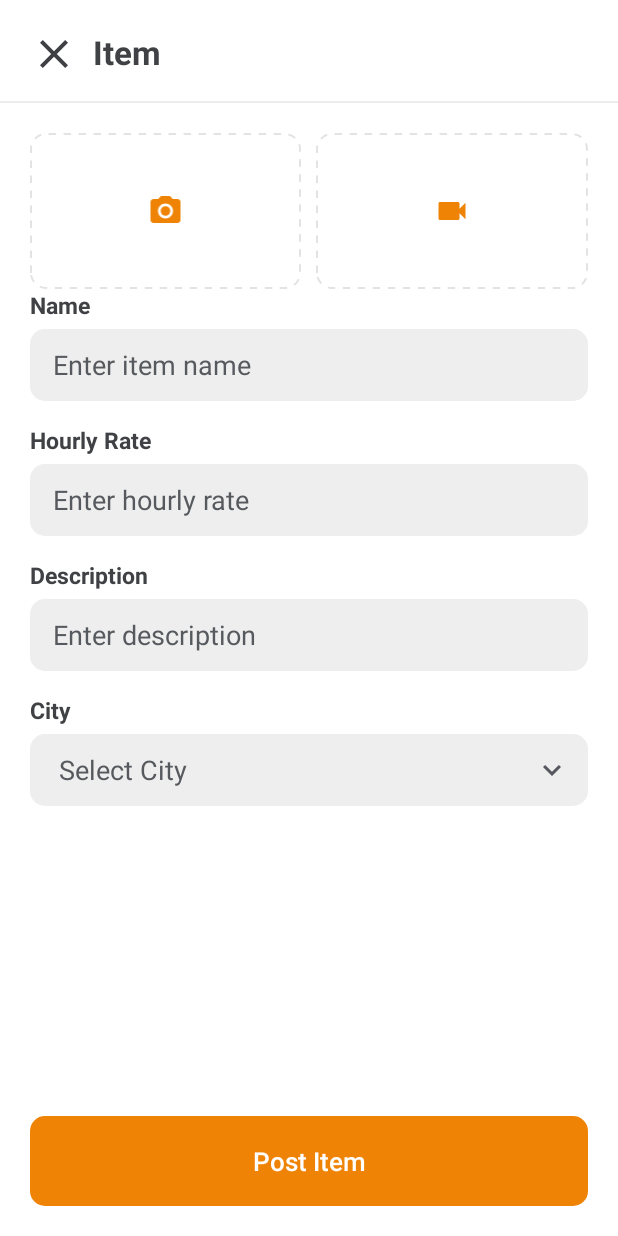
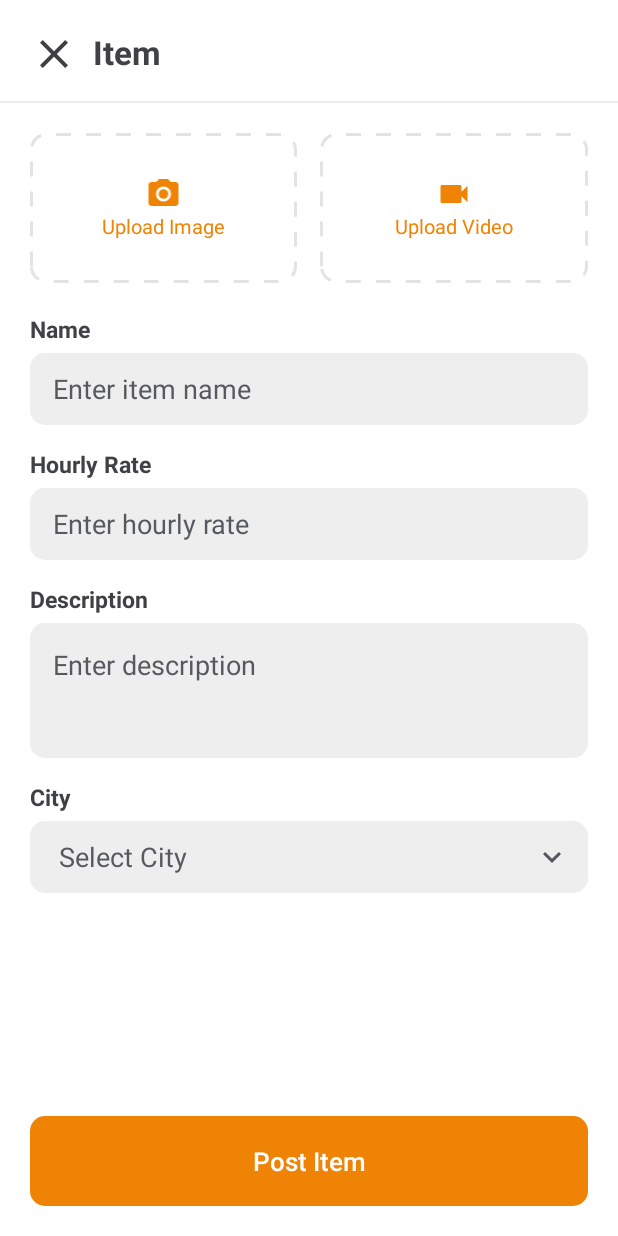
Before and after one commit to aybeedee/spot-it, an Android app: the PostItem screen opened directly, with no data from a screen before it, on a phone screen of 412 x 824 dp. Run offline under Robolectric (Android 15) with nearby library versions, the phone set to English and light mode, and no system bars.

Commit message:
design improvements in profile, item details and post item pages

```diff
--- a/app/src/main/res/drawable/dashed_border.xml
+++ b/app/src/main/res/drawable/dashed_border.xml
@@ -4,9 +4,9 @@
             <solid android:color="#ffffff" />
             <corners  android:radius="10dp"/>
             <stroke
-                android:dashGap="5dp"
-                android:dashWidth="5dp"
-                android:width="1dp"
+                android:dashGap="10dp"
+                android:dashWidth="10dp"
+                android:width="2dp"
                 android:color="#E3E3E3" />
             <padding
                 android:bottom="5dp"
--- a/app/src/main/res/layout/activity_post_item.xml
+++ b/app/src/main/res/layout/activity_post_item.xml
@@ -56,15 +56,21 @@
         android:layout_height="wrap_content"
         android:orientation="horizontal"
         android:paddingLeft="20dp"
-        android:paddingRight="20dp">
+        android:paddingRight="20dp"
+        android:layout_marginBottom="20dp">
 
         <FrameLayout
             android:layout_width="0dp"
-            android:layout_height="match_parent"
-            android:padding="40dp"
+            android:layout_height="100dp"
             android:background="@drawable/dashed_border"
             android:layout_weight="1"
-            android:layout_marginRight="10dp">
+            android:layout_marginRight="15dp">
+
+            <LinearLayout
+                android:layout_width="wrap_content"
+                android:layout_height="wrap_content"
+                android:orientation="vertical"
+                android:layout_gravity="center">
 
                 <ImageView
                     android:layout_width="match_parent"
@@ -72,21 +78,43 @@
                     android:src="@drawable/ic_camera"
                     app:tint="@color/primary_orange" />
 
+                <TextView
+                    android:layout_width="match_parent"
+                    android:layout_height="match_parent"
+                    android:text="Upload Image"
+                    android:textSize="13sp"
+                    android:textColor="@color/primary_orange" />
+
+            </LinearLayout>
 
         </FrameLayout>
 
         <FrameLayout
             android:layout_width="0dp"
-            android:layout_height="match_parent"
-            android:padding="40dp"
+            android:layout_height="100dp"
             android:background="@drawable/dashed_border"
             android:layout_weight="1">
+
+            <LinearLayout
+                android:layout_width="wrap_content"
+                android:layout_height="wrap_content"
+                android:orientation="vertical"
+                android:layout_gravity="center">
 
                 <ImageView
                     android:layout_width="match_parent"
                     android:layout_height="match_parent"
                     android:src="@drawable/ic_video"
                     app:tint="@color/primary_orange" />
+
+                <TextView
+                    android:layout_width="match_parent"
+                    android:layout_height="match_parent"
+                    android:text="Upload Video"
+                    android:textSize="13sp"
+                    android:textColor="@color/primary_orange" />
+
+            </LinearLayout>
 
         </FrameLayout>
 
@@ -134,7 +162,8 @@
         android:paddingLeft="15dp"
         android:layout_marginBottom="15dp"
         android:layout_marginLeft="20dp"
-        android:layout_marginRight="20dp" />
+        android:layout_marginRight="20dp"
+        android:inputType="number" />
 
     <TextView
         android:layout_width="match_parent"
@@ -149,13 +178,15 @@
 
     <EditText
         android:layout_width="match_parent"
-        android:layout_height="48dp"
+        android:layout_height="90dp"
         android:hint="Enter description"
         android:background="@drawable/input_box"
         android:paddingLeft="15dp"
+        android:paddingTop="15dp"
         android:layout_marginBottom="15dp"
         android:layout_marginLeft="20dp"
-        android:layout_marginRight="20dp" />
+        android:layout_marginRight="20dp"
+        android:gravity="top" />
 
     <TextView
         android:layout_width="match_parent"
```
Also changed, not shown: app/src/main/res/layout/activity_item_details.xml (+8 -8 lines), app/src/main/res/layout/fragment_profile.xml (+6 -4 lines). Lines whose indentation alone changed are shown as unchanged.
